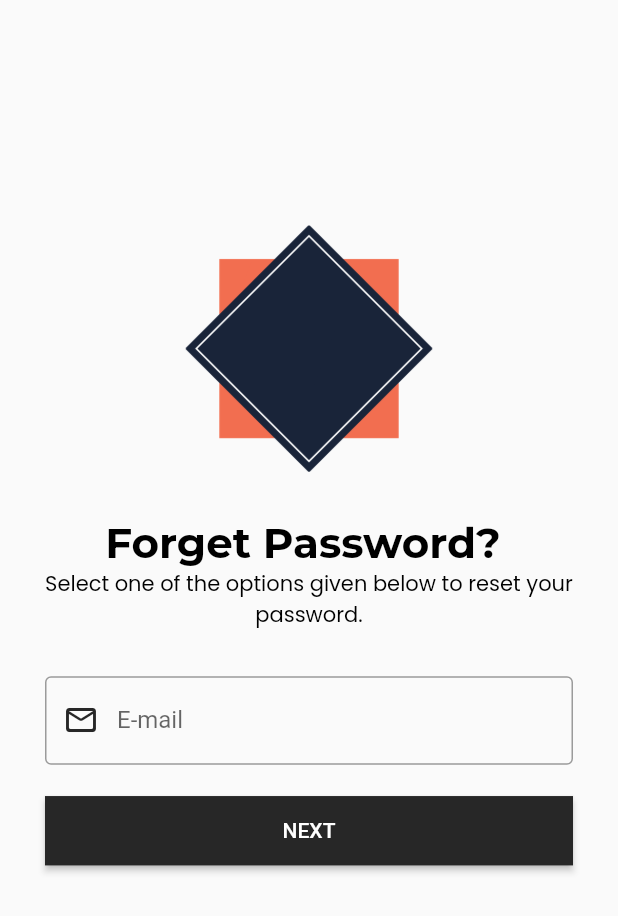
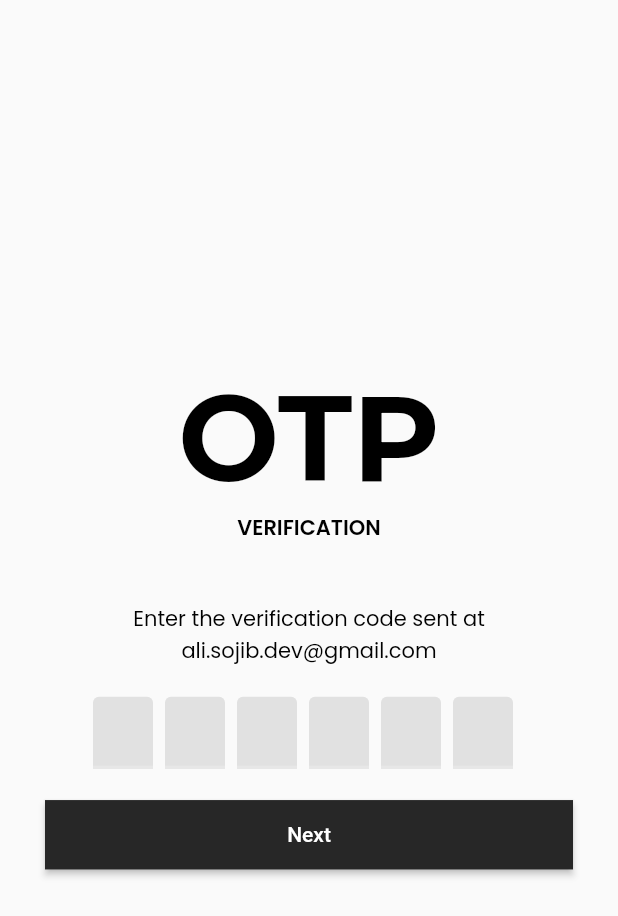
Before and after one commit to ali-sojib/Flutter-Componet-app-with-firebase, a Flutter app: the ForgetPasswordMailScreen screen opened directly, after a tap on "NEXT", on a phone screen of 412 x 824 dp. Shown: the top 916 px of the screen. Run offline on Flutter 3.47's test engine with Material 2 defaults, Android fonts, the phone set to English and light mode, and no system bars; drawn by our look-alikes of flutter_otp_text_field; our stand-ins replace get, google_fonts, liquid_swipe, smooth_page_indicator.

Commit message:
otp screen

```diff
--- a/lib/src/constant/text_strings.dart
+++ b/lib/src/constant/text_strings.dart
@@ -53,3 +53,9 @@ const String sForgetPhoneSubTitle = "Enter your registered Phone No to receive O
 //-- Forget Password Via E-Mail - Text
 const String sForgetMailSubTitle = "Enter your registered E-Mail to receive OTP";
 const String sNext = "Next";
+
+//-- OTP Screen - Text
+const String sOtpTitle = "OTP";
+// code has been sent";
+const String sOtpSubTitle = "Verification";
+const String sOtpMessage = "Enter the verification code sent at ";
--- a/lib/src/features/authentication/screens/forget_password/forget_password_mail/forget_password_mail.dart
+++ b/lib/src/features/authentication/screens/forget_password/forget_password_mail/forget_password_mail.dart
@@ -2,8 +2,9 @@ import 'package:flutter/material.dart';
 import 'package:flutter_app_with_firebase/src/constant/image_strings.dart';
 import 'package:flutter_app_with_firebase/src/constant/sizes.dart';
 import 'package:flutter_app_with_firebase/src/constant/text_strings.dart';
-
+import 'package:get/get.dart';
 import '../../../../../common_widgets/form/form_header_widget.dart';
+import '../forget_password_otp/otp_screen.dart';
 
 class ForgetPasswordMailScreen extends StatelessWidget {
   const ForgetPasswordMailScreen({Key? key}) : super(key: key);
@@ -37,7 +38,9 @@ class ForgetPasswordMailScreen extends StatelessWidget {
                       SizedBox(
                         width: double.infinity,
                         child: ElevatedButton(
-                          onPressed: () {},
+                          onPressed: () {
+                            Get.to(() => OTPScreen());
+                          },
                           child: Text(sNext.toUpperCase()),
                         ),
                       )
--- /dev/null
+++ b/lib/src/features/authentication/screens/forget_password/forget_password_otp/otp_screen.dart
@@ -0,0 +1,48 @@
+import 'package:flutter/material.dart';
+import 'package:flutter_otp_text_field/flutter_otp_text_field.dart';
+import 'package:google_fonts/google_fonts.dart';
+import '../../../../../constant/sizes.dart';
+import '../../../../../constant/text_strings.dart';
+
+class OTPScreen extends StatelessWidget {
+  const OTPScreen({Key? key}) : super(key: key);
+
+  @override
+  Widget build(BuildContext context) {
+    return Scaffold(
+      body: Container(
+        padding: const EdgeInsets.all(sDefaultSize),
+        child: Column(
+          mainAxisAlignment: MainAxisAlignment.center,
+          children: [
+            Text(
+              sOtpTitle,
+              style: GoogleFonts.montserrat(fontWeight: FontWeight.bold, fontSize: 80.0),
+            ), // Text
+            Text(sOtpSubTitle.toUpperCase(), style: Theme.of(context).textTheme.headline6),
+            SizedBox(height: 40.0),
+            const Text(
+              "$sOtpMessage ali.sojib.dev@gmail.com",
+              textAlign: TextAlign.center,
+            ), // Text
+            const SizedBox(height: 20.0),
+            OtpTextField(
+              mainAxisAlignment: MainAxisAlignment.center,
+              numberOfFields: 6,
+              fillColor: Colors.black.withOpacity(0.1),
+              filled: true,
+              onSubmit: (code) {
+                print("OTP is => $code");
+              },
+            ),
+            const SizedBox(height: 20.0),
+            SizedBox(
+              width: double.infinity,
+              child: ElevatedButton(onPressed: () {}, child: const Text(sNext)),
+            ),
+          ],
+        ),
+      ),
+    );
+  }
+}
--- a/lib/src/features/authentication/screens/forget_password/forget_password_phone/forget_password_phone.dart
+++ b/lib/src/features/authentication/screens/forget_password/forget_password_phone/forget_password_phone.dart
@@ -2,8 +2,9 @@ import 'package:flutter/material.dart';
 import 'package:flutter_app_with_firebase/src/constant/image_strings.dart';
 import 'package:flutter_app_with_firebase/src/constant/sizes.dart';
 import 'package:flutter_app_with_firebase/src/constant/text_strings.dart';
-
+import 'package:get/get.dart';
 import '../../../../../common_widgets/form/form_header_widget.dart';
+import '../forget_password_otp/otp_screen.dart';
 
 class ForgetPasswordPhoneScreen extends StatelessWidget {
   const ForgetPasswordPhoneScreen({Key? key}) : super(key: key);
@@ -41,7 +42,9 @@ class ForgetPasswordPhoneScreen extends StatelessWidget {
                       SizedBox(
                         width: double.infinity,
                         child: ElevatedButton(
-                          onPressed: () {},
+                          onPressed: () {
+                            Get.to(() => OTPScreen());
+                          },
                           child: Text(sNext.toUpperCase()),
                         ),
                       )
--- a/pubspec.yaml
+++ b/pubspec.yaml
@@ -15,6 +15,7 @@ dependencies:
   get: ^4.6.5
   liquid_swipe: ^3.0.0
   smooth_page_indicator: ^1.0.0+2
+  flutter_otp_text_field: ^1.1.1
 
 dev_dependencies:
   flutter_test:
```
Also changed, not shown: pubspec.lock.
